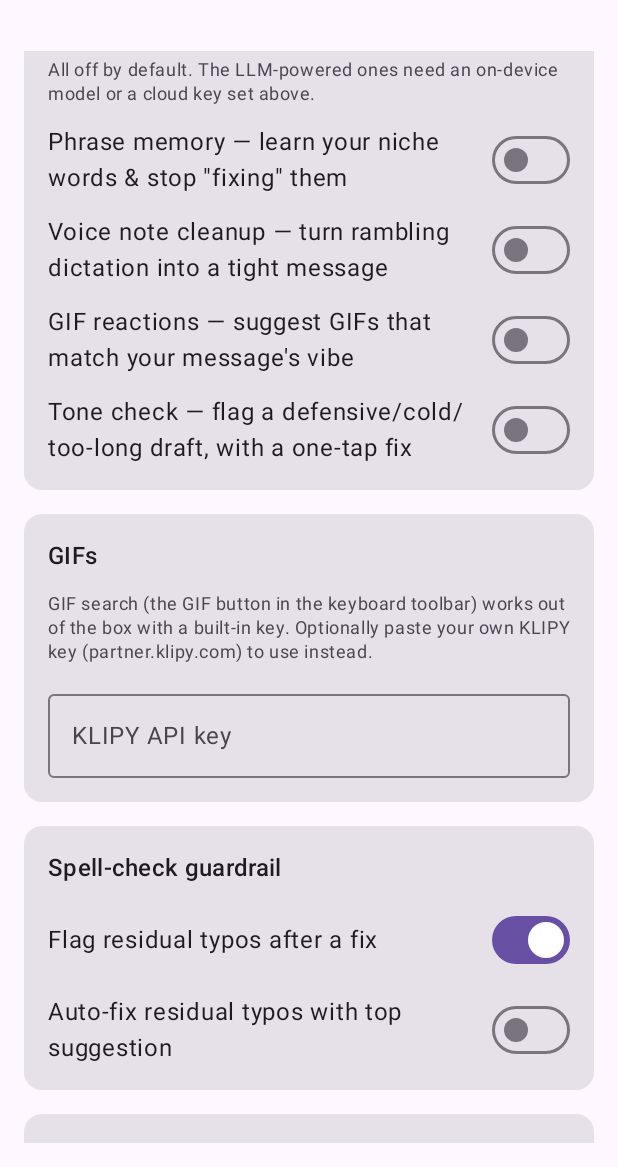
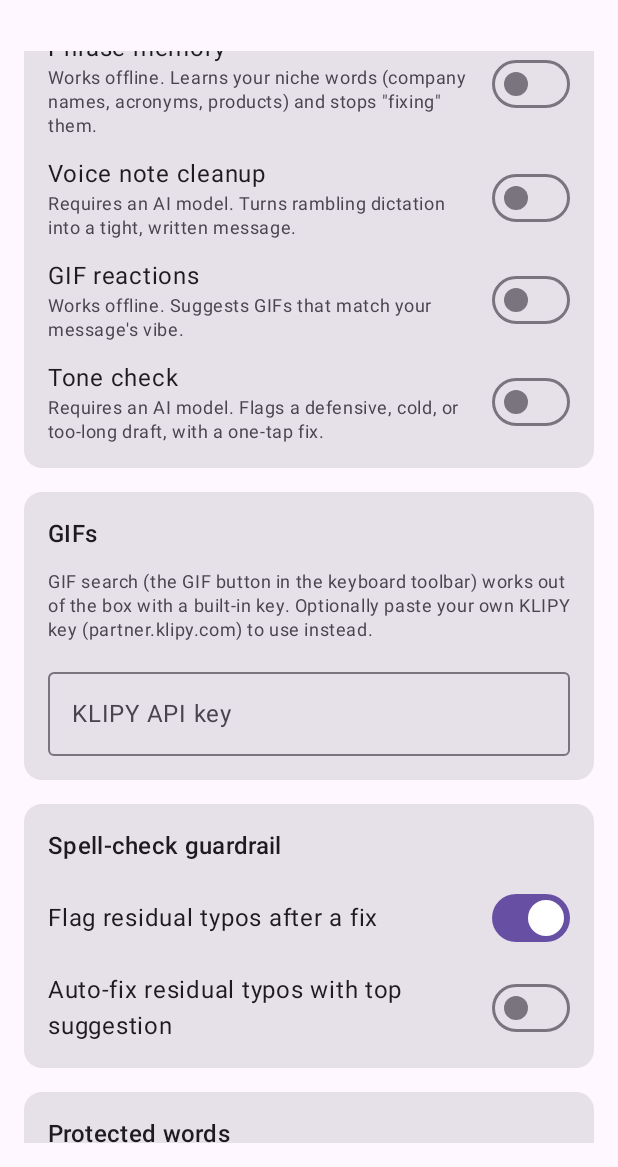
Before and after one commit to dsalehipour/TypeFix, an Android app built with Jetpack Compose: the screen it shows after launch (SettingsActivity), on a phone screen of 412 x 824 dp, the part 69-1236 px from its top. Run offline under Robolectric (Android 15) with nearby library versions, the phone set to English and light mode, and no system bars; pictures from the network do not load.

Commit message:
Settings: easy model delete, clearer AI labels, no em dashes
- Installed models show name + size with a red trash icon and a confirm dialog
- Smart features mark "Requires an AI model" vs "Works offline"
- Replace em dashes in settings copy with plain punctuation

Co-authored-by: Cursor <cursoragent@cursor.com>

```diff
--- a/android/app/src/main/java/com/typefix/keyboard/inference/ModelManager.kt
+++ b/android/app/src/main/java/com/typefix/keyboard/inference/ModelManager.kt
@@ -64,6 +64,12 @@ object ModelManager {
     fun isInstalled(context: Context, id: String): Boolean =
         id.isNotBlank() && fileFor(context, id).let { it.exists() && it.length() > 0 }
 
+    fun fileSizeMb(context: Context, id: String): Int =
+        (fileFor(context, id).length() / 1_000_000L).toInt()
+
+    fun labelFor(id: String): String =
+        catalog.firstOrNull { it.id == id }?.label ?: id
+
     fun installed(context: Context): List<String> =
         modelsDir(context).listFiles()
             ?.filter { it.isFile && it.extension == "task" }
--- a/android/app/src/main/java/com/typefix/keyboard/ui/SettingsScreen.kt
+++ b/android/app/src/main/java/com/typefix/keyboard/ui/SettingsScreen.kt
@@ -18,6 +18,8 @@ import androidx.compose.foundation.verticalScroll
 import androidx.compose.material.icons.Icons
 import androidx.compose.material.icons.filled.Add
 import androidx.compose.material.icons.filled.Close
+import androidx.compose.material.icons.filled.Delete
+import androidx.compose.material3.AlertDialog
 import androidx.compose.material3.Button
 import androidx.compose.material3.Card
 import androidx.compose.material3.ExperimentalMaterial3Api
@@ -33,6 +35,7 @@ import androidx.compose.material3.RadioButton
 import androidx.compose.material3.Scaffold
 import androidx.compose.material3.Switch
 import androidx.compose.material3.Text
+import androidx.compose.material3.TextButton
 import androidx.compose.material3.TopAppBar
 import androidx.compose.runtime.Composable
 import androidx.compose.runtime.collectAsState
@@ -152,6 +155,7 @@ private fun LocalModelCard(context: Context, settings: AppSettings, selectedId:
     var downloadingId by remember { mutableStateOf<String?>(null) }
     var progress by remember { mutableStateOf(0f) }
     var downloadError by remember { mutableStateOf<String?>(null) }
+    var pendingDelete by remember { mutableStateOf<String?>(null) }
     val installed = remember(refresh, downloadingId) { ModelManager.installed(context) }
     val inferenceState by InferenceController.state.collectAsState()
     val scope = rememberCoroutineScopeCompat()
@@ -182,13 +186,46 @@ private fun LocalModelCard(context: Context, settings: AppSettings, selectedId:
             installed.forEach { id ->
                 Row(verticalAlignment = Alignment.CenterVertically, modifier = Modifier.fillMaxWidth()) {
                     RadioButton(selected = id == selectedId, onClick = { settings.localModelId = id })
-                    Text(id, Modifier.padding(start = 4.dp).weight(1f))
-                    IconButton(onClick = { ModelManager.delete(context, id); refresh++ }) {
-                        Icon(Icons.Default.Close, contentDescription = "Delete")
+                    Column(Modifier.padding(start = 4.dp).weight(1f)) {
+                        Text(ModelManager.labelFor(id), style = MaterialTheme.typography.bodyMedium)
+                        Text(
+                            "${ModelManager.fileSizeMb(context, id)} MB on device",
+                            style = MaterialTheme.typography.labelSmall,
+                            color = MaterialTheme.colorScheme.onSurfaceVariant,
+                        )
+                    }
+                    IconButton(onClick = { pendingDelete = id }) {
+                        Icon(
+                            Icons.Default.Delete,
+                            contentDescription = "Delete model",
+                            tint = MaterialTheme.colorScheme.error,
+                        )
                     }
                 }
             }
             HorizontalDivider()
+        }
+
+        pendingDelete?.let { id ->
+            AlertDialog(
+                onDismissRequest = { pendingDelete = null },
+                title = { Text("Delete this model?") },
+                text = {
+                    Text("${ModelManager.labelFor(id)} (${ModelManager.fileSizeMb(context, id)} MB) will be removed. You can download it again anytime.")
+                },
+                confirmButton = {
+                    TextButton(onClick = {
+                        ModelManager.delete(context, id)
+                        if (settings.localModelId == id) settings.localModelId = ""
+                        InferenceController.unload()
+                        pendingDelete = null
+                        refresh++
+                    }) { Text("Delete") }
+                },
+                dismissButton = {
+                    TextButton(onClick = { pendingDelete = null }) { Text("Cancel") }
+                },
+            )
         }
 
         Text("Download", style = MaterialTheme.typography.labelLarge)
@@ -312,23 +349,49 @@ private fun ModeCard(
 private fun SmartFeaturesCard(settings: AppSettings, snapshot: SettingsSnapshot) {
     SectionCard("Smart features (beta)") {
         Text(
-            "All off by default. The LLM-powered ones need an on-device model or a " +
-                "cloud key set above.",
+            "All off by default. The ones marked \"Requires an AI model\" need an " +
+                "on-device model or a cloud key (set above); the rest work offline.",
             style = MaterialTheme.typography.bodySmall,
             color = MaterialTheme.colorScheme.onSurfaceVariant,
         )
-        ToggleRow("Phrase memory — learn your niche words & stop \"fixing\" them", snapshot.phraseMemoryEnabled) {
-            settings.phraseMemoryEnabled = it
+        SmartToggle(
+            title = "Phrase memory",
+            caption = "Works offline. Learns your niche words (company names, acronyms, products) and stops \"fixing\" them.",
+            checked = snapshot.phraseMemoryEnabled,
+        ) { settings.phraseMemoryEnabled = it }
+        SmartToggle(
+            title = "Voice note cleanup",
+            caption = "Requires an AI model. Turns rambling dictation into a tight, written message.",
+            checked = snapshot.voiceCleanupEnabled,
+        ) { settings.voiceCleanupEnabled = it }
+        SmartToggle(
+            title = "GIF reactions",
+            caption = "Works offline. Suggests GIFs that match your message's vibe.",
+            checked = snapshot.gifIntentEnabled,
+        ) { settings.gifIntentEnabled = it }
+        SmartToggle(
+            title = "Tone check",
+            caption = "Requires an AI model. Flags a defensive, cold, or too-long draft, with a one-tap fix.",
+            checked = snapshot.toneCheckEnabled,
+        ) { settings.toneCheckEnabled = it }
+    }
+}
+
+@Composable
+private fun SmartToggle(title: String, caption: String, checked: Boolean, onChange: (Boolean) -> Unit) {
+    Row(
+        verticalAlignment = Alignment.CenterVertically,
+        modifier = Modifier.fillMaxWidth(),
+    ) {
+        Column(Modifier.weight(1f).padding(end = 8.dp)) {
+            Text(title, style = MaterialTheme.typography.bodyLarge)
+            Text(
+                caption,
+                style = MaterialTheme.typography.bodySmall,
+                color = MaterialTheme.colorScheme.onSurfaceVariant,
+            )
         }
-        ToggleRow("Voice note cleanup — turn rambling dictation into a tight message", snapshot.voiceCleanupEnabled) {
-            settings.voiceCleanupEnabled = it
-        }
-        ToggleRow("GIF reactions — suggest GIFs that match your message's vibe", snapshot.gifIntentEnabled) {
-            settings.gifIntentEnabled = it
-        }
-        ToggleRow("Tone check — flag a defensive/cold/too-long draft, with a one-tap fix", snapshot.toneCheckEnabled) {
-            settings.toneCheckEnabled = it
-        }
+        Switch(checked = checked, onCheckedChange = onChange)
     }
 }
 
```
